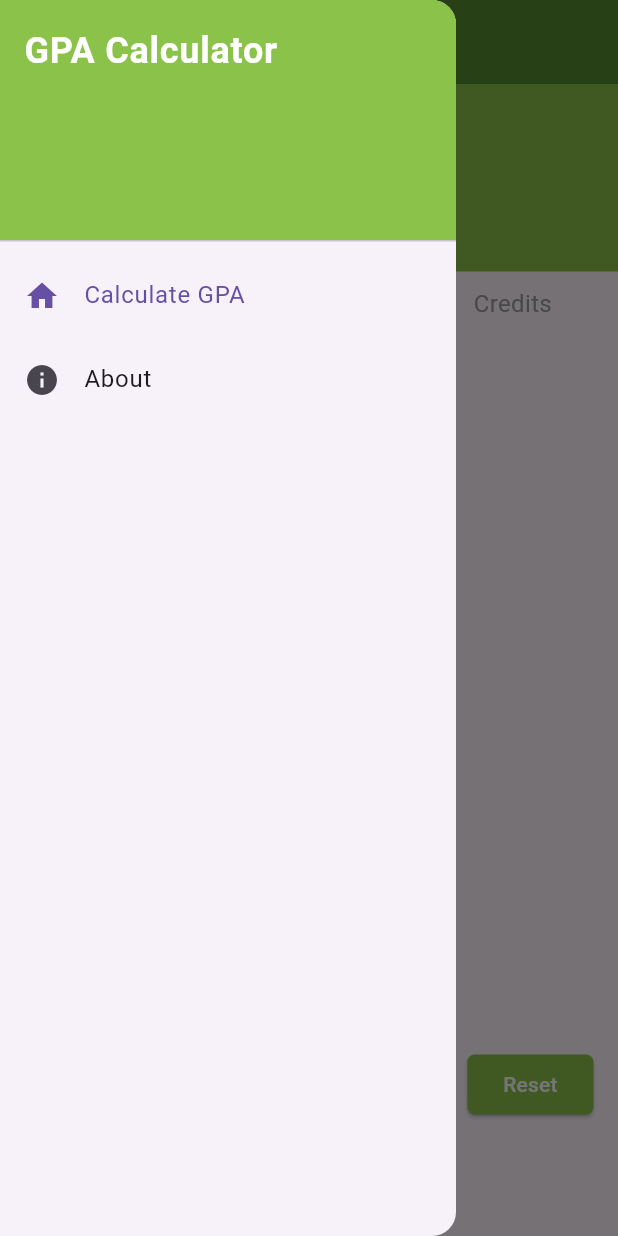
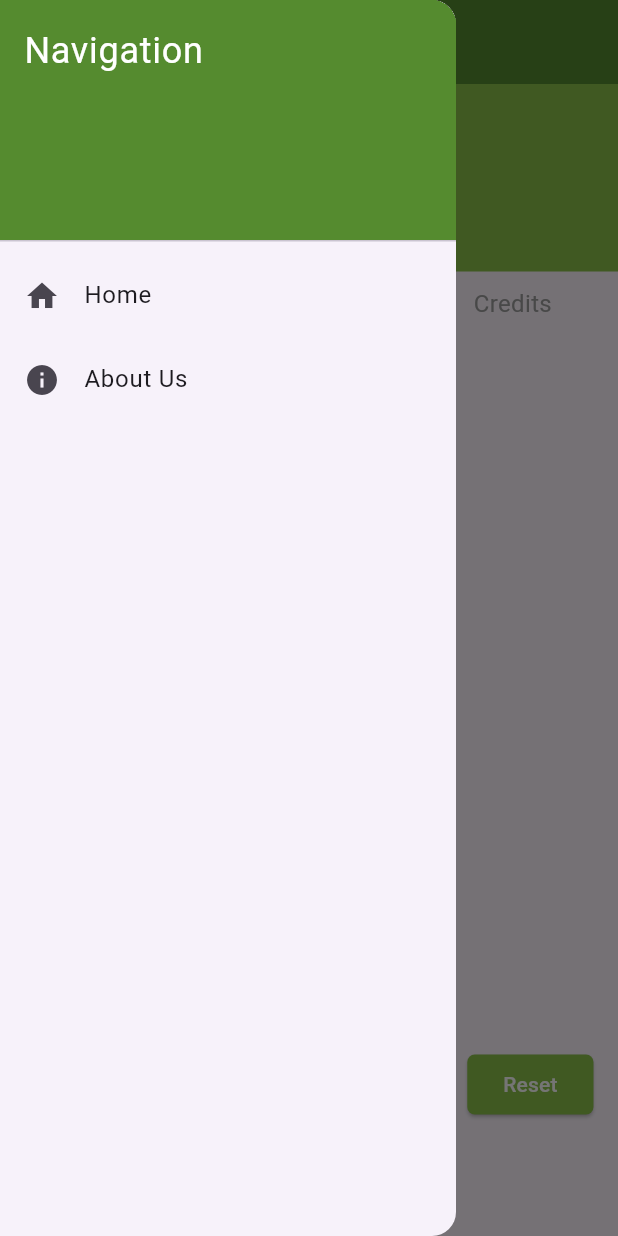
Before and after one commit to AbiyuNigussie/gpa_calculator, a Flutter app: the screen it shows after launch, with the side drawer open, on a phone screen of 412 x 824 dp. Run offline on Flutter 3.47's test engine with Material 3 defaults, Android fonts, the phone set to English and light mode, and no system bars; our stand-ins replace device_preview.

Commit message:
about us page added.

```diff
--- a/lib/pages/calculator_page.dart
+++ b/lib/pages/calculator_page.dart
@@ -1,6 +1,7 @@
 // ignore_for_file: prefer_const_constructors_in_immutables, prefer_const_constructors, prefer_const_literals_to_create_immutables
 
 import 'package:flutter/material.dart';
+import 'package:gpa_calculator/pages/about_us_page.dart';
 import 'package:gpa_calculator/utils/button_collection.dart';
 import 'package:gpa_calculator/utils/grade_form.dart';
 
@@ -114,37 +115,36 @@ class _CalculatorPageState extends State<CalculatorPage> {
             )),
         drawer: Drawer(
           child: ListView(
-            // Important: Remove any padding from the ListView.
             padding: EdgeInsets.zero,
-            children: [
-              const DrawerHeader(
+            children: <Widget>[
+              DrawerHeader(
                 decoration: BoxDecoration(
-                  color: Colors.lightGreen,
+                  color: Colors.lightGreen[800],
                 ),
-                child: Text('GPA Calculator',
-                    style: TextStyle(
-                        color: Colors.white,
-                        fontSize: 24,
-                        fontWeight: FontWeight.bold)),
+                child: Text(
+                  'Navigation',
+                  style: TextStyle(
+                    color: Colors.white,
+                    fontSize: 24,
+                  ),
+                ),
               ),
               ListTile(
                 leading: Icon(Icons.home),
-                title: const Text('Calculate GPA'),
-                selected: _selectedIndex == 0,
+                title: Text('Home'),
                 onTap: () {
-                  // Update the state of the app.
-                  _onItemTapped(0);
-                  Navigator.pop(context);
+                  Navigator.pop(context); // Close the drawer
                 },
               ),
               ListTile(
                 leading: Icon(Icons.info),
-                title: const Text('About'),
-                selected: _selectedIndex == 1,
+                title: Text('About Us'),
                 onTap: () {
-                  // Update the state of the app.
-                  _onItemTapped(1);
-                  Navigator.pop(context);
+                  Navigator.pop(context); // Close the drawer
+                  Navigator.push(
+                    context,
+                    MaterialPageRoute(builder: (context) => AboutUsPage()),
+                  );
                 },
               ),
             ],
```
Also changed, not shown: lib/pages/about_us_page.dart (+128 -0 lines), lib/assets/developer.png (added), lib/pages/test.dart (deleted).
